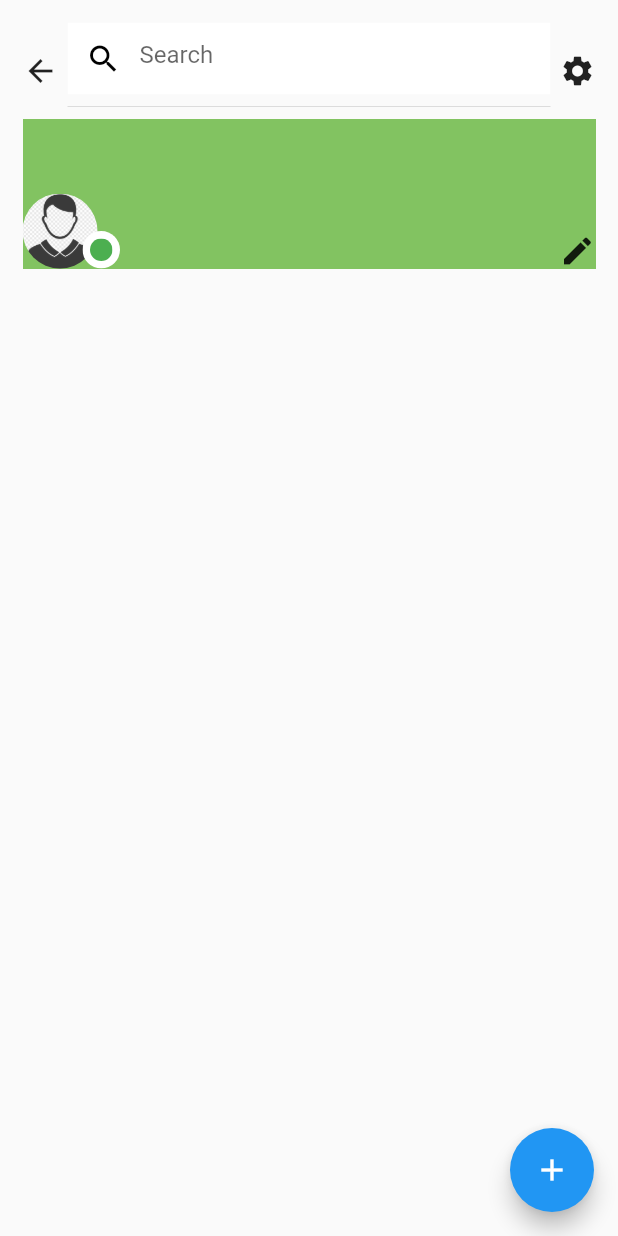
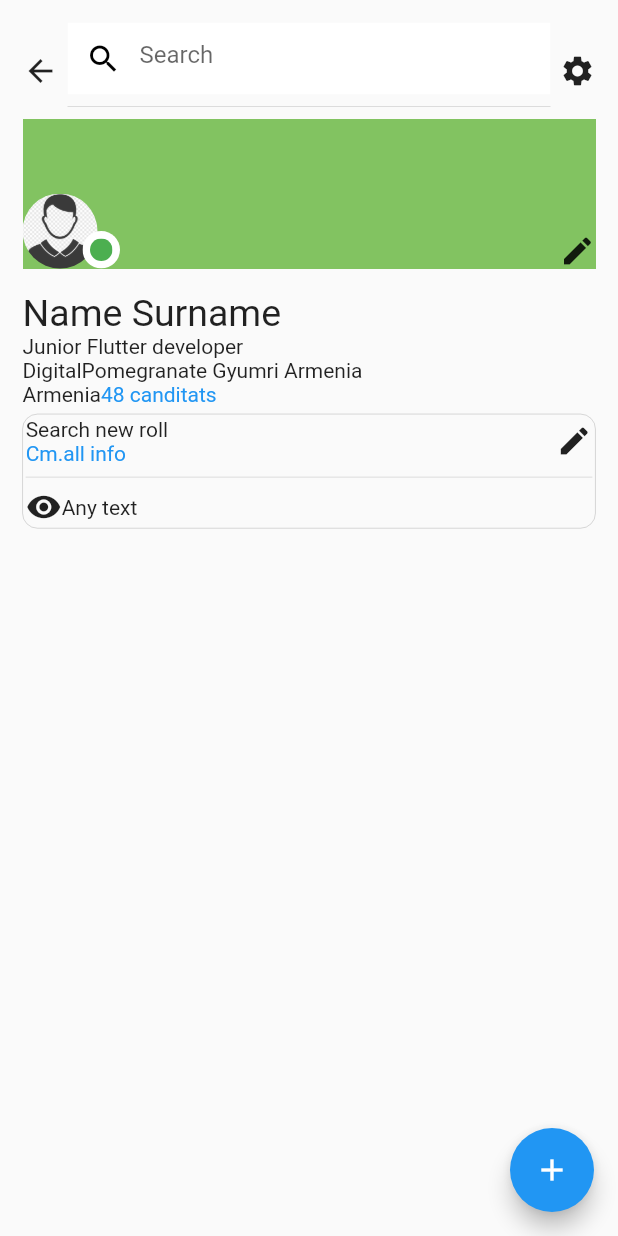
Before and after one commit to AghvanChakhalyan/linkedin, a Flutter app: the MyPage screen opened directly, on a phone screen of 412 x 824 dp. Run offline on Flutter 3.47's test engine with Material 2 defaults, Android fonts, the phone set to English and light mode, and no system bars.

Commit message:
initiall commit

```diff
--- a/lib/mainScreens.dart
+++ b/lib/mainScreens.dart
@@ -79,7 +79,7 @@ class _MainScreenState extends State<MainScreen> {
               children: [
                 Divider(),
                 Icon(
-                  Icons.supervisor_account_outlined,
+                  Icons.group_rounded,
                   color: Colors.grey,
                 ),
               ],
@@ -90,7 +90,7 @@ class _MainScreenState extends State<MainScreen> {
                   color: Colors.black,
                 ),
                 Icon(
-                  Icons.people_alt_rounded,
+                  Icons.group,
                   color: Colors.black,
                 ),
               ],
--- a/lib/pages/my_page.dart
+++ b/lib/pages/my_page.dart
@@ -1,5 +1,3 @@
-import 'dart:math';
-
 import 'package:flutter/cupertino.dart';
 import 'package:flutter/material.dart';
 
@@ -28,6 +26,7 @@ class _MyPageState extends State<MyPage> {
       child: Container(
         margin: EdgeInsets.all(15),
         child: Column(
+          crossAxisAlignment: CrossAxisAlignment.start,
           children: [
             Row(
               mainAxisAlignment: MainAxisAlignment.spaceAround,
@@ -146,6 +145,61 @@ class _MyPageState extends State<MyPage> {
                 ),
               ],
             ),
+            Container(
+              margin: EdgeInsets.only(top: 15),
+              child: Column(
+                crossAxisAlignment: CrossAxisAlignment.start,
+                children: [
+                  Text(
+                    "Name Surname",
+                    style: TextStyle(fontSize: 25),
+                  ),
+                  Text("Junior Flutter developer"),
+                  Text("DigitalPomegranate Gyumri Armenia"),
+                  Row(children: [
+                    Text("Armenia"),
+                    Text("48 canditats", style: TextStyle(color: Colors.blue))
+                  ]),
+                ],
+              ),
+            ),
+            Container(
+              padding: EdgeInsets.all(2),
+              margin: EdgeInsets.only(top: 5),
+              decoration: BoxDecoration(
+                borderRadius: BorderRadius.circular(10),
+                border: Border.all(width: 0.1),
+                ),
+              child: Column(
+                children: [
+                  Row(
+                    mainAxisAlignment: MainAxisAlignment.spaceBetween,
+                    children: [
+                      Column(
+                        crossAxisAlignment: CrossAxisAlignment.start,
+                        children: [
+                          Text("Search new roll"),
+                          Text(
+                            "Cm.all info",
+                            style: TextStyle(color: Colors.blue),
+                          ),
+                        ],
+                      ),
+                      GestureDetector(
+                        child: Icon(
+                          Icons.edit,
+                        ),
+                      )
+                    ],
+                  ),
+                  Divider(),
+                  Row(children: [
+                    Icon(Icons.remove_red_eye),
+                    Text("Any text"),
+                  ])
+                ],
+              ),
+            ),
           ],
         ),
       ),
```
